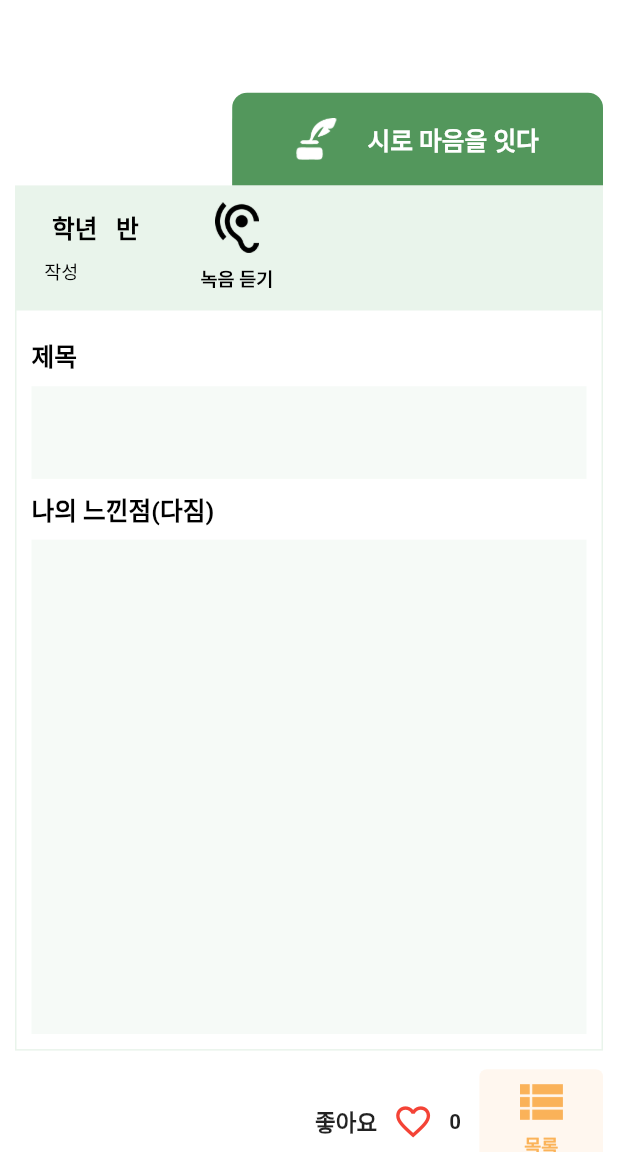
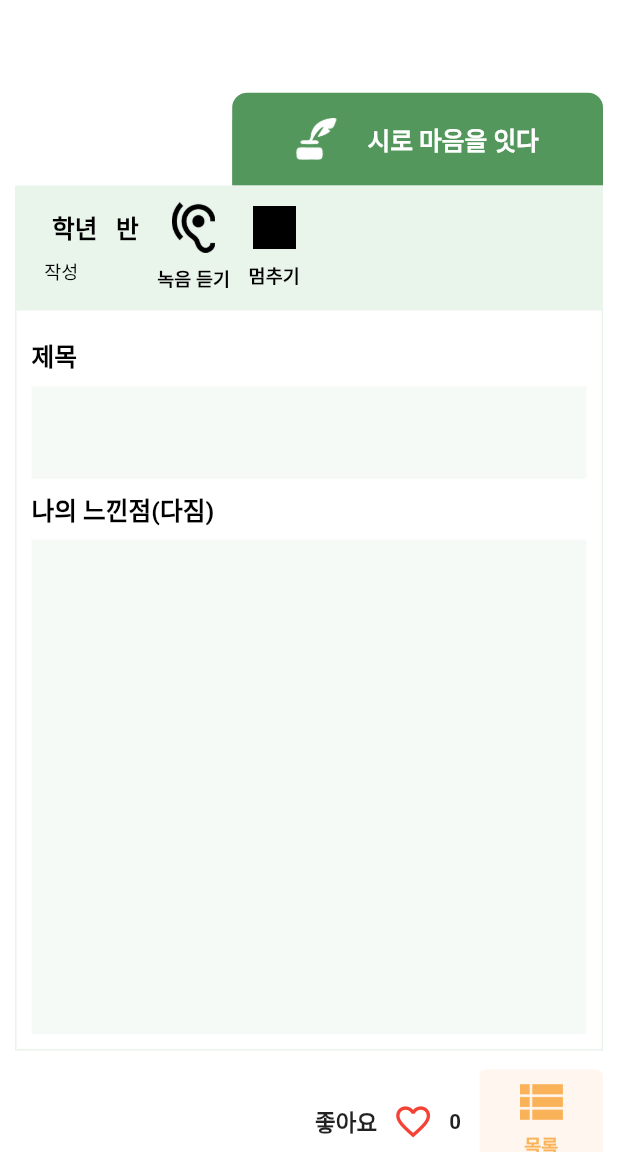
Before and after one commit to ddo0ii/itdago, a Flutter app: the ReadPoem screen opened directly with empty values, on a phone screen of 412 x 824 dp, the part 84-1236 px from its top. Run offline on Flutter 3.47's test engine with Material 2 defaults, Android fonts, the phone set to English and light mode, and no system bars; our stand-ins replace audioplayers, cloud_firestore, dropdown_search, file, firebase_auth, firebase_database and 2 more; missing offline and left inert: flutter_audio_recorder, medcorder_audio, permissions_plugin; accounts and stored records are empty; Roboto replaces fonts that are missing (Arita-dotum-_OTF).

Commit message:
fixed lastly

```diff
--- a/lib/goal.dart
+++ b/lib/goal.dart
@@ -608,7 +608,7 @@ class _GoalPageState extends State<GoalPage> {
                   mainAxisAlignment: MainAxisAlignment.start,
                   children: [
                     SizedBox(height: screenHeight*0.07,),
-                    _chatbuildTextComposer(screenWidth*0.8,screenHeight*0.04),
+                    _chatbuildTextComposer(screenWidth*0.75,screenHeight*0.04),
                     IconButton(
                       icon: Icon(
                         Icons.send,
--- a/lib/readPoem.dart
+++ b/lib/readPoem.dart
@@ -426,7 +426,7 @@ class _ReadPoemState extends State<ReadPoem> {
                                 ),
                               ],
                             ),
-                            SizedBox(width: screenWidth*0.1),
+                            SizedBox(width: screenWidth*0.03),
                             Container(
                               child: InkWell(
                                 onTap: onPlayAudio,
@@ -446,6 +446,40 @@ class _ReadPoemState extends State<ReadPoem> {
                                       Container(
                                         child: Text(
                                           '녹음 듣기',
+                                          style: TextStyle(
+                                            color: Colors.black,
+                                            fontWeight: FontWeight.w700,
+                                            fontFamily: "Arita-dotum-_OTF",
+                                            fontStyle: FontStyle.normal,
+                                            fontSize: screenWidth*0.03,
+                                          ),
+                                        ),
+                                      ),
+                                    ],
+                                  ),
+                                ),
+                              ),
+                            ),
+                            Container(width: screenWidth*0.03,),
+                            Container(
+                              child: InkWell(
+                                onTap: stopPlayAudio,
+                                child: Container(
+                                  child: Column(
+                                    crossAxisAlignment: CrossAxisAlignment.center,
+                                    mainAxisAlignment: MainAxisAlignment.center,
+                                    children: <Widget>[
+                                      Container(
+                                        width: screenWidth*0.07,
+                                        child: Image.asset('assets/stop.png'),
+                                        //color: Colors.white,
+                                      ),
+                                      Container(
+                                        height: screenWidth*0.02,
+                                      ),
+                                      Container(
+                                        child: Text(
+                                          '멈추기',
                                           style: TextStyle(
                                             color: Colors.black,
                                             fontWeight: FontWeight.w700,
@@ -585,6 +619,7 @@ class _ReadPoemState extends State<ReadPoem> {
                         child: InkWell(
                           child: _wPBuildConnectItem('assets/list.png','목록'),
                           onTap: () {
+                            stopPlayAudio();
                             Navigator.pop(context);
                           },
                         ),
@@ -659,8 +694,12 @@ class _ReadPoemState extends State<ReadPoem> {
     );
   }
 
+  AudioPlayer audioPlayer = AudioPlayer();
   void onPlayAudio() async {
-    AudioPlayer audioPlayer = AudioPlayer();
     await audioPlayer.play(srecord, isLocal: true);
   }
+
+  void stopPlayAudio() async {
+    await audioPlayer.stop();
+  }
 }
```
Also changed, not shown: lib/readSong.dart (+41 -2 lines), lib/readStory.dart (+41 -2 lines), lib/connectPoem.dart (line endings or trailing spaces), 1 other file.
